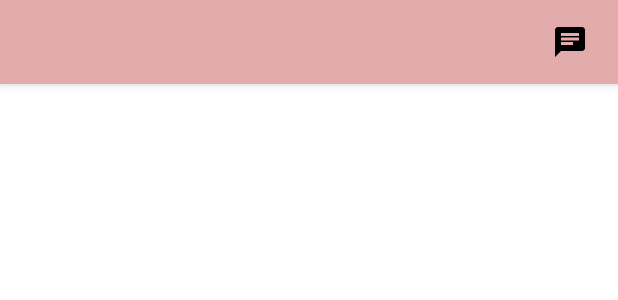
After one commit to nover97/NT118-Clothing-Store, an Android app: the layout activity_header.xml on its own in the app's theme, with its tools: preview values and no code run, on a phone screen of 412 x 824 dp. The commit adds this screen. Shown: the top 300 px of the screen. Run offline under Robolectric (Android 15) with nearby library versions, the phone set to English and light mode, and no system bars.

Commit message:
update sth

```diff
--- /dev/null
+++ b/app/src/main/java/app/nover/clothingstore/Toolbar.java
@@ -0,0 +1,4 @@
+package app.nover.clothingstore;
+
+public class Toolbar {
+}
--- /dev/null
+++ b/app/src/main/res/drawable/baseline_chat_24.xml
@@ -0,0 +1,5 @@
+<vector android:autoMirrored="true" android:height="24dp"
+    android:tint="#000000" android:viewportHeight="24"
+    android:viewportWidth="24" android:width="24dp" xmlns:android="http://schemas.android.com/apk/res/android">
+    <path android:fillColor="@android:color/white" android:pathData="M20,2L4,2c-1.1,0 -1.99,0.9 -1.99,2L2,22l4,-4h14c1.1,0 2,-0.9 2,-2L22,4c0,-1.1 -0.9,-2 -2,-2zM6,9h12v2L6,11L6,9zM14,14L6,14v-2h8v2zM18,8L6,8L6,6h12v2z"/>
+</vector>
--- /dev/null
+++ b/app/src/main/res/layout/activity_header.xml
@@ -0,0 +1,46 @@
+<?xml version="1.0" encoding="utf-8"?>
+<androidx.constraintlayout.widget.ConstraintLayout xmlns:android="http://schemas.android.com/apk/res/android"
+    xmlns:app="http://schemas.android.com/apk/res-auto"
+    xmlns:tools="http://schemas.android.com/tools"
+    android:layout_width="match_parent"
+    android:layout_height="match_parent"
+    tools:context=".Toolbar">
+
+    <com.google.android.material.appbar.AppBarLayout
+        android:layout_width="match_parent"
+        android:layout_height="wrap_content"
+        app:layout_constraintEnd_toEndOf="parent"
+        app:layout_constraintStart_toStartOf="parent"
+        app:layout_constraintTop_toTopOf="parent">
+
+        <androidx.constraintlayout.widget.ConstraintLayout
+            android:layout_width="match_parent"
+            android:layout_height="wrap_content">
+
+            <androidx.appcompat.widget.Toolbar
+                android:id="@+id/toolbar"
+                android:layout_width="0dp"
+                android:layout_height="wrap_content"
+                android:layout_gravity="center"
+                android:background="@color/pink"
+                app:layout_constraintEnd_toEndOf="parent"
+                app:layout_constraintStart_toStartOf="parent"
+                app:layout_constraintTop_toTopOf="parent">
+
+            </androidx.appcompat.widget.Toolbar>
+
+            <ImageView
+                android:id="@+id/chat"
+                android:layout_width="wrap_content"
+                android:layout_height="wrap_content"
+                android:layout_marginStart="368dp"
+                android:src="@drawable/baseline_chat_24"
+                app:layout_constraintBottom_toBottomOf="parent"
+                app:layout_constraintStart_toStartOf="@+id/toolbar"
+                app:layout_constraintTop_toTopOf="parent" />
+        </androidx.constraintlayout.widget.ConstraintLayout>
+
+    </com.google.android.material.appbar.AppBarLayout>
+
+
+</androidx.constraintlayout.widget.ConstraintLayout>
--- a/app/src/main/res/values/colors.xml
+++ b/app/src/main/res/values/colors.xml
@@ -4,6 +4,8 @@
     <color name="white">#FFFFFFFF</color>
     <color name="lavender">#8692F7</color>
     <color name="light_pink">#F0D0D0</color>
+    <color name="lavender_pastel">#E6E6FA</color>
+    <color name="transparent_white">#99FFFFFF</color>
     <color name="pink">#E3ACAC</color>
     <color name="red">#FF0000</color>
 </resources>
--- a/app/src/main/res/values/strings.xml
+++ b/app/src/main/res/values/strings.xml
@@ -11,4 +11,5 @@
     <string name="toSignUpPage">Don\'t have account? Sign Up</string>
     <!-- TODO: Remove or change this placeholder text -->
     <string name="hello_blank_fragment">Hello blank fragment</string>
+    <string name="notification">Notification</string>
 </resources>
```
